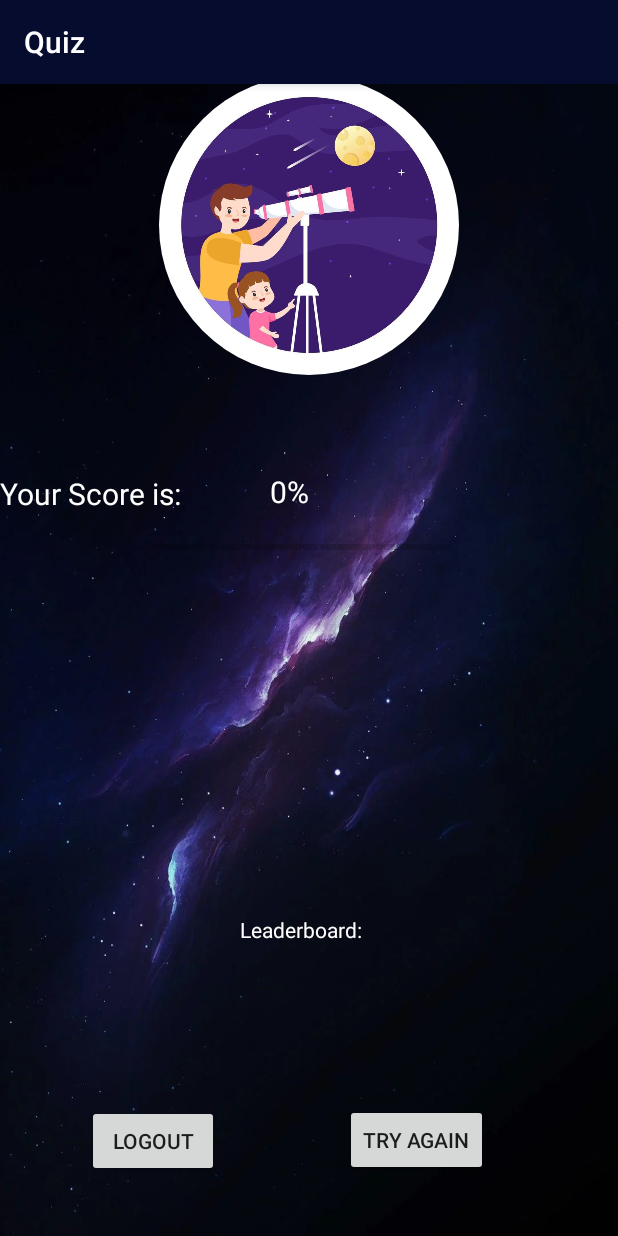
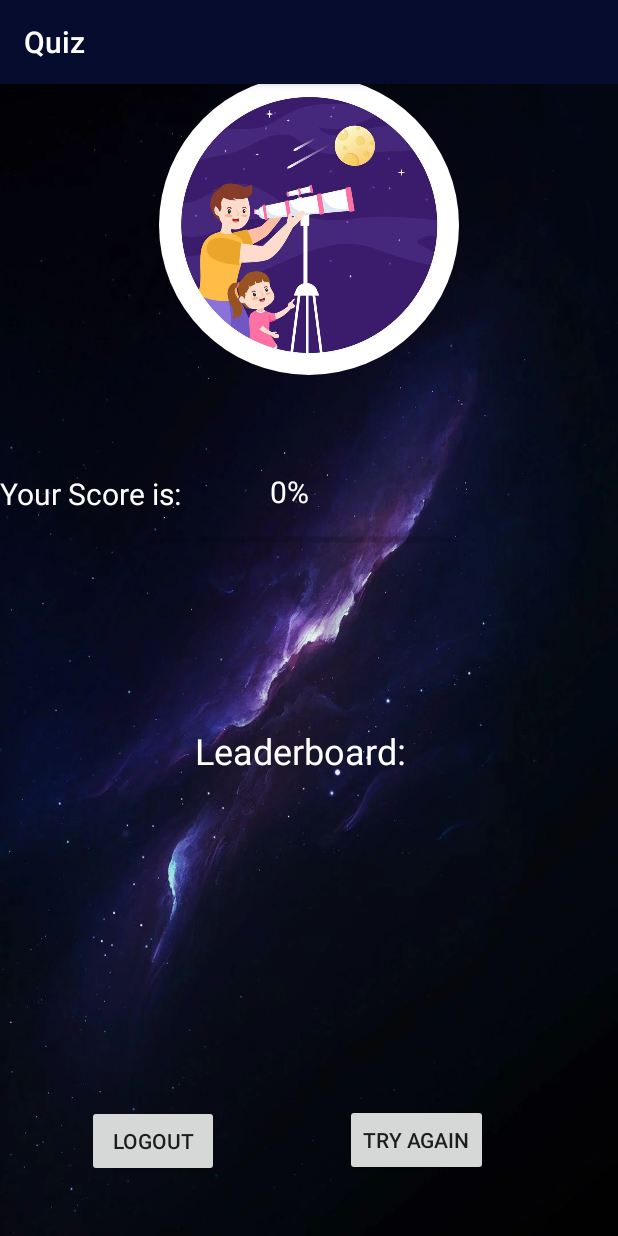
Before and after one commit to dalal1601/Quiz, an Android app: the Score screen opened directly, with no data from a screen before it, on a phone screen of 412 x 824 dp. Run offline under Robolectric (Android 15) with nearby library versions, the phone set to English and light mode, and no system bars; our stand-ins replace CircleImageView, Firebase (no records; nobody signed in at launch, a user with empty details on screens opened directly).

Commit message:
classement commit

```diff
--- a/app/src/main/java/com/example/quiz/Score.java
+++ b/app/src/main/java/com/example/quiz/Score.java
@@ -104,7 +104,7 @@ public class Score extends AppCompatActivity {
     // Display a basic leaderboard (dummy data or data from local storage)
     // Display leaderboard from Firebase
     private void displayLeaderboard(final TextView tvLeaderboard) {
-        usersRef.orderByChild("score").limitToLast(10).addListenerForSingleValueEvent(new ValueEventListener() {
+        usersRef.orderByChild("score").limitToLast(5).addListenerForSingleValueEvent(new ValueEventListener() {
             @Override
             public void onDataChange(DataSnapshot dataSnapshot) {
                 StringBuilder leaderboardText = new StringBuilder("Leaderboard:\n");
@@ -115,13 +115,11 @@ public class Score extends AppCompatActivity {
                 }
                 Collections.reverse(userSnapshots);
                 for (DataSnapshot snapshot : userSnapshots) {
-                    String userId = snapshot.getKey(); // Get the user's UID /// whyyy!
+                    String userId = snapshot.getKey();
                     int userScore = snapshot.child("score").getValue(Integer.class);
+                    String userName = snapshot.child("name").getValue(String.class); // Get the user's name
 
-                    // Assuming you have a child node 'email' under each user in your database
-                    String email = snapshot.child("email").getValue(String.class);
-
-                    leaderboardText.append(rank).append(". ").append(email).append(" - ").append(userScore).append("%\n");
+                    leaderboardText.append(rank).append(". ").append(userName).append(" - ").append(userScore).append("%\n");
                     rank++;
                 }
                 tvLeaderboard.setText(leaderboardText.toString());
@@ -136,6 +134,7 @@ public class Score extends AppCompatActivity {
         });
     }
 
+
     private void setProgressBar(int progress) {
         ProgressBar progressBar = findViewById(R.id.progressBar);
         progressBar.setProgress(progress);
--- a/app/src/main/res/layout/activity_main.xml
+++ b/app/src/main/res/layout/activity_main.xml
@@ -47,6 +47,7 @@
             android:hint="Password"
             android:textColorHint="@color/white"
             android:textColor="@color/white"
+            android:inputType="textPassword"
             />
 
         <Button
--- a/app/src/main/res/layout/activity_score.xml
+++ b/app/src/main/res/layout/activity_score.xml
@@ -24,7 +24,7 @@
         android:textColor="@color/white"
         android:textSize="20sp" />
 
-    <!-- Logout Button -->
+
 
     <TextView
         android:id="@+id/score"
@@ -43,18 +43,19 @@
         android:layout_width="200dp"
         android:layout_height="50dp"
         android:translationX="100dp"
-        android:translationY="340dp" />
+        android:translationY="335dp" />
 
     <TextView
         android:id="@+id/tvLeaderboard"
-        android:layout_width="wrap_content"
-        android:layout_height="wrap_content"
+        android:layout_width="412dp"
+        android:layout_height="179dp"
         android:layout_below="@id/logout_button"
-        android:translationX="160dp"
-        android:translationY="-90dp"
-        android:layout_marginTop="-124dp"
+        android:layout_marginTop="-300dp"
         android:text="tvLeaderboard"
-        android:textColor="@color/white" />
+        android:textColor="@color/white"
+        android:textSize="24sp"
+        android:translationX="130dp"
+        android:translationY="-40dp" />
 
     <Button
         android:id="@+id/logout_button"
```
Also changed, not shown: app/src/main/java/com/example/quiz/Register.java (+48 -39 lines), app/src/main/res/layout/activity_register.xml (+10 -4 lines).
